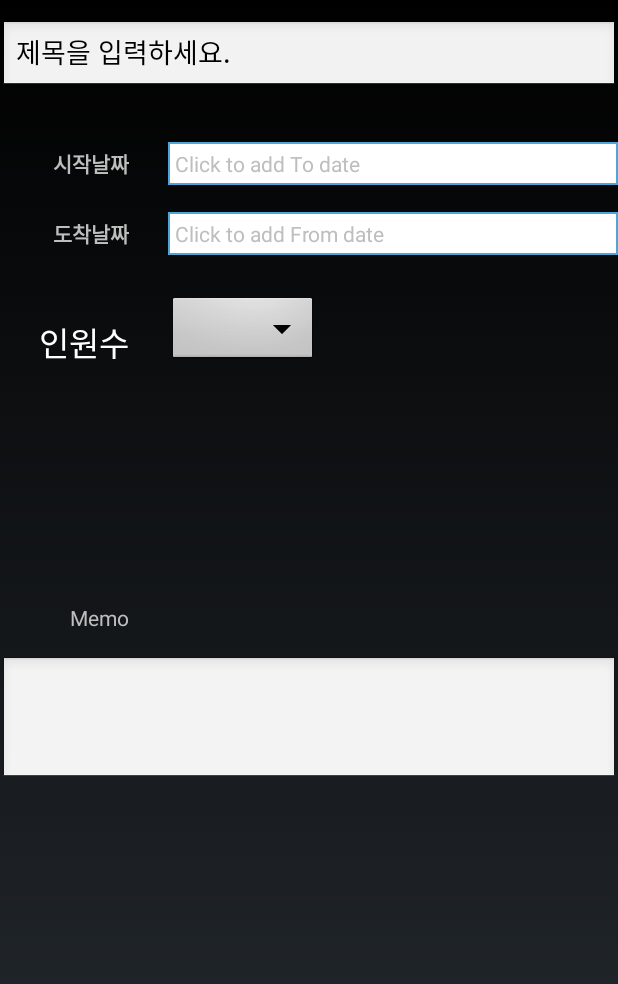
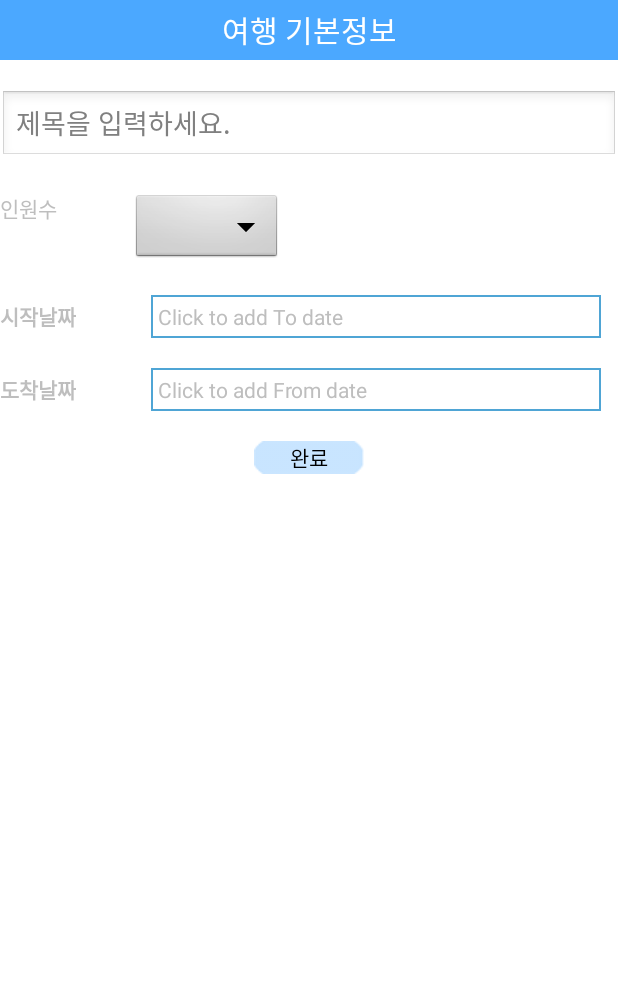
Before and after one commit to gmlrud1211/project, an Android app: the layout paln_add.xml on its own in the app's theme, with its tools: preview values and no code run, on a phone screen of 412 x 824 dp. Shown: the top 984 px of the screen. Run offline under Robolectric (Android 15) with nearby library versions, the phone set to English and light mode, and no system bars; Roboto replaces fonts that are not available here.

Commit message:
어플리케이션 수정

```diff
--- a/TravelPlanner/app/src/main/AndroidManifest.xml
+++ b/TravelPlanner/app/src/main/AndroidManifest.xml
@@ -35,7 +35,7 @@
             android:name=".MainUIActivity"
             android:theme="@style/Theme.AppCompat.NoActionBar" />
         <activity android:name=".PlanAddActivity" />
-        <activity android:name=".FontActivity"></activity>
+        <activity android:name=".PlanViewActivity"></activity>
     </application>
 
 </manifest>
--- a/TravelPlanner/app/src/main/res/layout/paln_add.xml
+++ b/TravelPlanner/app/src/main/res/layout/paln_add.xml
@@ -1,7 +1,16 @@
 <?xml version="1.0" encoding="utf-8"?>
-<RelativeLayout xmlns:android="http://schemas.android.com/apk/res/android"
+<LinearLayout xmlns:android="http://schemas.android.com/apk/res/android"
     android:orientation="vertical" android:layout_width="match_parent"
+    android:background="#ffffff"
     android:layout_height="match_parent">
+    <TextView
+        android:layout_width="match_parent"
+        android:layout_height="40dp"
+        android:background="#4ba8ff"
+        android:textSize="20dp"
+        android:text="여행 기본정보"
+        android:textColor="#ffffff"
+        android:gravity="center"/>
 
     <EditText
         android:id="@+id/plan_name"
@@ -9,100 +18,78 @@
         android:layout_height="wrap_content"
         android:ems="10"
         android:inputType="textPersonName"
-        android:text="제목을 입력하세요."
+        android:hint="제목을 입력하세요."
         android:layout_alignParentTop="true"
         android:layout_alignParentLeft="true"
         android:layout_alignParentStart="true"
-        android:layout_marginTop="13dp" />
-
-
+        android:layout_marginTop="20dp" />
+    <TableRow
+        android:layout_width="match_parent"
+        android:layout_height="wrap_content"
+        android:layout_marginTop="20dp"
+        >
         <TextView
             android:id="@+id/textView1"
             android:layout_width="wrap_content"
             android:layout_height="wrap_content"
-        android:text="인원수"
-        android:textAppearance="?android:attr/textAppearanceLarge"
-        android:layout_marginLeft="26dp"
-        android:layout_marginStart="26dp"
-        android:layout_alignBottom="@+id/people"
-        android:layout_alignParentLeft="true"
-        android:layout_alignParentStart="true" />
+            android:text="인원수" />
 
         <Spinner
             android:id="@+id/people"
             android:layout_width="100dp"
             android:layout_height="wrap_content"
-        android:layout_marginTop="30dp"
-        android:layout_below="@+id/tvLabelFromDate"
-        android:layout_alignLeft="@+id/tvFromDate"
-        android:layout_alignStart="@+id/tvFromDate" />
+            android:layout_marginLeft="50dp"/>
+    </TableRow>
 
-    <TextView
-        android:id="@+id/memo"
-        android:layout_width="wrap_content"
+    <TableRow
+        android:layout_width="match_parent"
         android:layout_height="wrap_content"
-        android:text="Memo"
-        android:layout_centerVertical="true"
-        android:layout_alignRight="@+id/textView1"
-        android:layout_alignEnd="@+id/textView1" />
-
-    <EditText
-        android:id="@+id/memoinputs"
-        android:layout_width="fill_parent"
-        android:layout_height="wrap_content"
-        android:gravity="top"
-        android:inputType="text|textMultiLine"
-        android:minLines="3"
-        android:layout_below="@+id/memo"
-        android:layout_alignParentLeft="true"
-        android:layout_alignParentStart="true"
-        android:layout_marginTop="16dp" />
-
-
+        android:layout_marginTop="20dp">
         <TextView
             android:id="@+id/tvLabelToDate"
             android:layout_width="wrap_content"
             android:layout_height="wrap_content"
             android:text="시작날짜"
-        android:textStyle="bold"
-        android:layout_alignBaseline="@+id/tvToDate"
-        android:layout_alignBottom="@+id/tvToDate"
-        android:layout_alignLeft="@+id/tvLabelFromDate"
-        android:layout_alignStart="@+id/tvLabelFromDate" />
+            android:textStyle="bold" />
 
         <TextView
             android:id="@+id/tvToDate"
             android:layout_width="300dp"
             android:layout_height="wrap_content"
-        android:layout_marginTop="33dp"
+            android:layout_marginLeft="50dp"
             android:background="@drawable/date_selector"
-        android:text="Click to add To date"
-        android:layout_below="@+id/plan_name"
-        android:layout_alignParentRight="true"
-        android:layout_alignParentEnd="true" />
+            android:text="Click to add To date" />
+    </TableRow>
 
-
+    <TableRow
+        android:layout_width="match_parent"
+        android:layout_height="wrap_content"
+        android:layout_marginTop="20dp">
         <TextView
             android:id="@+id/tvLabelFromDate"
             android:layout_width="wrap_content"
             android:layout_height="wrap_content"
             android:text="도착날짜"
-        android:textStyle="bold"
-        android:layout_marginTop="21dp"
-        android:layout_below="@+id/tvToDate"
-        android:layout_alignRight="@+id/textView1"
-        android:layout_alignEnd="@+id/textView1" />
+            android:textStyle="bold" />
 
         <TextView
             android:id="@+id/tvFromDate"
             android:layout_width="300dp"
             android:layout_height="wrap_content"
+            android:layout_marginLeft="50dp"
             android:background="@drawable/date_selector"
-        android:text="Click to add From date"
-        android:layout_alignBaseline="@+id/tvLabelFromDate"
-        android:layout_alignBottom="@+id/tvLabelFromDate"
-        android:layout_alignParentRight="true"
-        android:layout_alignParentEnd="true" />
+            android:text="Click to add From date" />
+    </TableRow>
 
+    <Button
+        android:layout_width="wrap_content"
+        android:layout_height="wrap_content"
+        android:id="@+id/add_ok_btn"
+        android:text="완료"
+        android:layout_marginTop="20dp"
+        android:backgroundTint="#4ba8ff"
+        android:background="@drawable/button_background"
+        android:gravity="center"
+        android:layout_gravity="center"/>
 
-</RelativeLayout>
+</LinearLayout>
```
Also changed, not shown: TravelPlanner/app/src/main/java/com/example/db_14/travelplanner/PlanAdapter.java (added, +123 -0 lines), TravelPlanner/app/src/main/java/com/example/db_14/travelplanner/PlanAddActivity.java (+63 -2 lines), TravelPlanner/app/src/main/java/com/example/db_14/travelplanner/PlanViewActivity.java (added, +188 -0 lines), TravelPlanner/app/src/main/java/com/example/db_14/travelplanner/SightData.java (added, +55 -0 lines), TravelPlanner/app/src/main/java/com/example/db_14/travelplanner/UserPlanActivity.java (+33 -6 lines), TravelPlanner/app/src/main/res/layout/activity_plan_view.xml (added, +56 -0 lines), TravelPlanner/app/src/main/res/layout/planview_item.xml (added, +39 -0 lines), 2 other files. Lines whose indentation alone changed are shown as unchanged.
